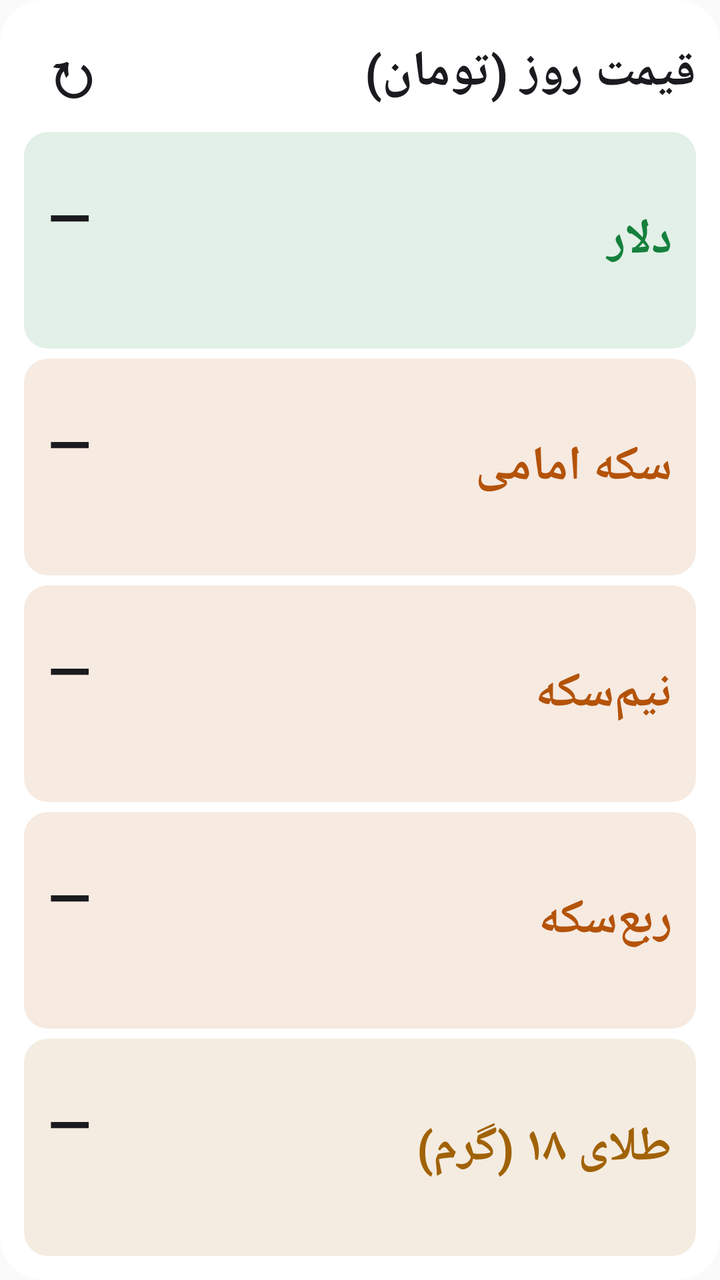
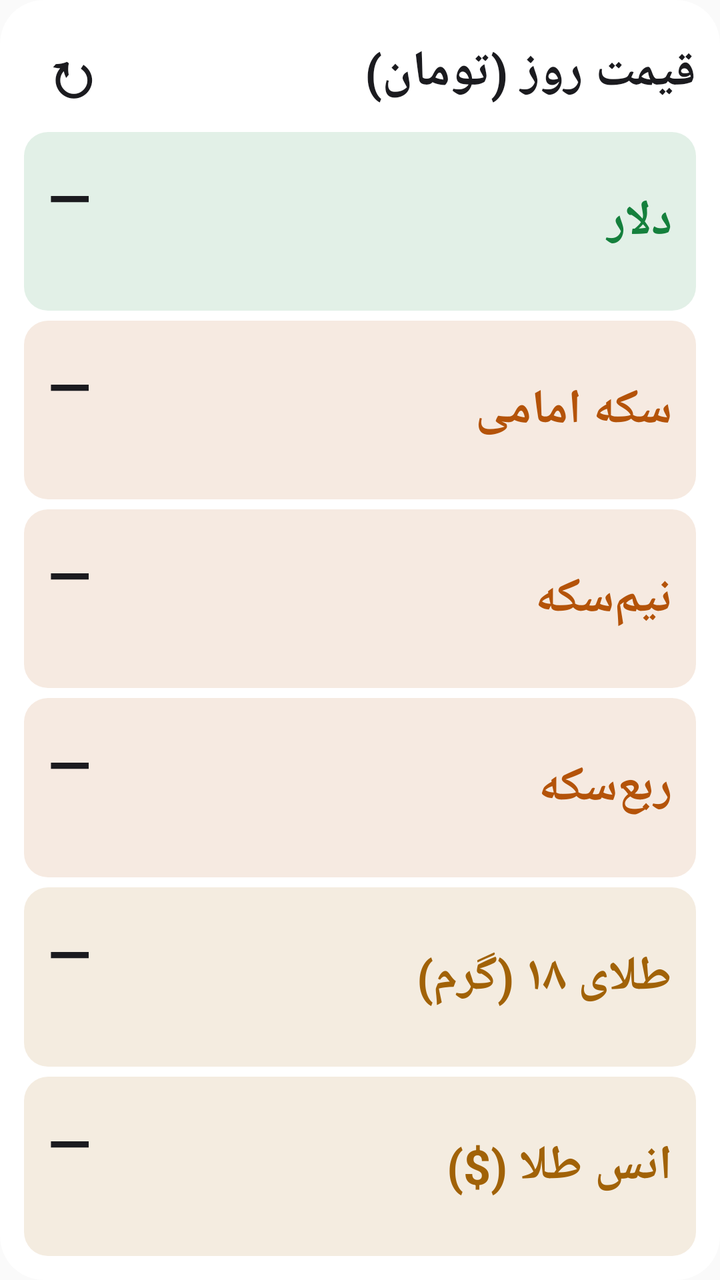

An Android layout rendered at two revisions. The XML below is the earlier revision; the diff shows what the commit changed to produce the second picture.
<!-- AndroidManifest.xml: application theme android:Theme.Material.Light.NoActionBar -->
<!-- res/layout/widget_prices.xml -->
<?xml version="1.0" encoding="utf-8"?>
<LinearLayout xmlns:android="http://schemas.android.com/apk/res/android"
    android:id="@+id/w_root"
    android:layout_width="match_parent"
    android:layout_height="match_parent"
    android:background="@drawable/widget_bg"
    android:layoutDirection="rtl"
    android:orientation="vertical"
    android:padding="12dp">
    <LinearLayout
        android:layout_width="match_parent"
        android:layout_height="wrap_content"
        android:layout_marginBottom="6dp"
        android:gravity="center_vertical"
        android:orientation="horizontal">
        <TextView
            android:layout_width="0dp"
            android:layout_height="wrap_content"
            android:layout_weight="1"
            android:text="قیمت روز (تومان)"
            android:textColor="@color/w_text"
            android:textSize="25sp"
            android:textStyle="bold" />
        <TextView
            android:id="@+id/p_time"
            android:layout_width="wrap_content"
            android:layout_height="wrap_content"
            android:layout_marginEnd="8dp"
            android:textColor="@color/w_sub"
            android:textSize="19sp" />
        <TextView
            android:id="@+id/p_refresh"
            android:layout_width="48dp"
            android:layout_height="48dp"
            android:gravity="center"
            android:text="↻"
            android:textColor="@color/w_text"
            android:textSize="32sp"
            android:textStyle="bold" />
    </LinearLayout>
    <LinearLayout
        android:layout_width="match_parent"
        android:layout_height="0dp"
        android:layout_weight="1"
        android:background="@drawable/w_row_usd"
        android:gravity="center_vertical"
        android:orientation="horizontal"
        android:paddingStart="12dp"
        android:paddingEnd="12dp">
        <TextView
            android:layout_width="0dp"
            android:layout_height="wrap_content"
            android:layout_weight="1"
            android:text="دلار"
            android:textColor="@color/w_usd"
            android:textSize="24sp"
            android:textStyle="bold" />
        <LinearLayout
            android:layout_width="wrap_content"
            android:layout_height="wrap_content"
            android:gravity="end"
            android:orientation="vertical">
            <TextView
                android:id="@+id/p_usd"
                android:layout_width="wrap_content"
                android:layout_height="wrap_content"
                android:text="—"
                android:textColor="@color/w_text"
                android:textSize="28sp"
                android:textStyle="bold" />
            <TextView
                android:id="@+id/c_usd"
                android:layout_width="wrap_content"
                android:layout_height="wrap_content"
                android:textColor="@color/w_sub"
                android:textSize="18sp"
                android:textStyle="bold" />
        </LinearLayout>
    </LinearLayout>
    <LinearLayout
        android:layout_width="match_parent"
        android:layout_height="0dp"
        android:layout_weight="1"
        android:layout_marginTop="5dp"
        android:background="@drawable/w_row_emami"
        android:gravity="center_vertical"
        android:orientation="horizontal"
        android:paddingStart="12dp"
        android:paddingEnd="12dp">
        <TextView
            android:layout_width="0dp"
            android:layout_height="wrap_content"
            android:layout_weight="1"
            android:text="سکه امامی"
            android:textColor="@color/w_emami"
            android:textSize="24sp"
            android:textStyle="bold" />
        <LinearLayout
            android:layout_width="wrap_content"
            android:layout_height="wrap_content"
            android:gravity="end"
            android:orientation="vertical">
            <TextView
                android:id="@+id/p_emami"
                android:layout_width="wrap_content"
                android:layout_height="wrap_content"
                android:text="—"
                android:textColor="@color/w_text"
                android:textSize="28sp"
                android:textStyle="bold" />
            <TextView
                android:id="@+id/c_emami"
                android:layout_width="wrap_content"
                android:layout_height="wrap_content"
                android:textColor="@color/w_sub"
                android:textSize="18sp"
                android:textStyle="bold" />
        </LinearLayout>
    </LinearLayout>
    <LinearLayout
        android:layout_width="match_parent"
        android:layout_height="0dp"
        android:layout_weight="1"
        android:layout_marginTop="5dp"
        android:background="@drawable/w_row_emami"
        android:gravity="center_vertical"
        android:orientation="horizontal"
        android:paddingStart="12dp"
        android:paddingEnd="12dp">
        <TextView
            android:layout_width="0dp"
            android:layout_height="wrap_content"
            android:layout_weight="1"
            android:text="نیم‌سکه"
            android:textColor="@color/w_emami"
            android:textSize="24sp"
            android:textStyle="bold" />
        <LinearLayout
            android:layout_width="wrap_content"
            android:layout_height="wrap_content"
            android:gravity="end"
            android:orientation="vertical">
            <TextView
                android:id="@+id/p_nim"
                android:layout_width="wrap_content"
                android:layout_height="wrap_content"
                android:text="—"
                android:textColor="@color/w_text"
                android:textSize="28sp"
                android:textStyle="bold" />
            <TextView
                android:id="@+id/c_nim"
                android:layout_width="wrap_content"
                android:layout_height="wrap_content"
                android:textColor="@color/w_sub"
                android:textSize="18sp"
                android:textStyle="bold" />
        </LinearLayout>
    </LinearLayout>
    <LinearLayout
        android:layout_width="match_parent"
        android:layout_height="0dp"
        android:layout_weight="1"
        android:layout_marginTop="5dp"
        android:background="@drawable/w_row_emami"
        android:gravity="center_vertical"
        android:orientation="horizontal"
        android:paddingStart="12dp"
        android:paddingEnd="12dp">
        <TextView
            android:layout_width="0dp"
            android:layout_height="wrap_content"
            android:layout_weight="1"
            android:text="ربع‌سکه"
            android:textColor="@color/w_emami"
            android:textSize="24sp"
            android:textStyle="bold" />
        <LinearLayout
            android:layout_width="wrap_content"
            android:layout_height="wrap_content"
            android:gravity="end"
            android:orientation="vertical">
            <TextView
                android:id="@+id/p_rob"
                android:layout_width="wrap_content"
                android:layout_height="wrap_content"
                android:text="—"
                android:textColor="@color/w_text"
                android:textSize="28sp"
                android:textStyle="bold" />
            <TextView
                android:id="@+id/c_rob"
                android:layout_width="wrap_content"
                android:layout_height="wrap_content"
                android:textColor="@color/w_sub"
                android:textSize="18sp"
                android:textStyle="bold" />
        </LinearLayout>
    </LinearLayout>
    <LinearLayout
        android:layout_width="match_parent"
        android:layout_height="0dp"
        android:layout_weight="1"
        android:layout_marginTop="5dp"
        android:background="@drawable/w_row_gold18"
        android:gravity="center_vertical"
        android:orientation="horizontal"
        android:paddingStart="12dp"
        android:paddingEnd="12dp">
        <TextView
            android:layout_width="0dp"
            android:layout_height="wrap_content"
            android:layout_weight="1"
            android:text="طلای ۱۸ (گرم)"
            android:textColor="@color/w_gold18"
            android:textSize="24sp"
            android:textStyle="bold" />
        <LinearLayout
            android:layout_width="wrap_content"
            android:layout_height="wrap_content"
            android:gravity="end"
            android:orientation="vertical">
            <TextView
                android:id="@+id/p_gold18"
                android:layout_width="wrap_content"
                android:layout_height="wrap_content"
                android:text="—"
                android:textColor="@color/w_text"
                android:textSize="28sp"
                android:textStyle="bold" />
            <TextView
                android:id="@+id/c_gold18"
                android:layout_width="wrap_content"
                android:layout_height="wrap_content"
                android:textColor="@color/w_sub"
                android:textSize="18sp"
                android:textStyle="bold" />
        </LinearLayout>
    </LinearLayout>
</LinearLayout>
<!-- resources referenced by this layout -->
<resources>
  <color name="w_emami">#FFB45309</color>
  <color name="w_gold18">#FFA16207</color>
  <color name="w_sub">#FF6B6B76</color>
  <color name="w_text">#FF1B1B1F</color>
  <color name="w_usd">#FF15803D</color>
  <!-- drawable w_row_emami (drawable) -->
  <?xml version="1.0" encoding="utf-8"?>
  <shape xmlns:android="http://schemas.android.com/apk/res/android" android:shape="rectangle">
      <solid android:color="@color/w_emami_bg" />
      <corners android:radius="12dp" />
  </shape>
  <!-- drawable w_row_gold18 (drawable) -->
  <?xml version="1.0" encoding="utf-8"?>
  <shape xmlns:android="http://schemas.android.com/apk/res/android" android:shape="rectangle">
      <solid android:color="@color/w_gold18_bg" />
      <corners android:radius="12dp" />
  </shape>
  <!-- drawable w_row_usd (drawable) -->
  <?xml version="1.0" encoding="utf-8"?>
  <shape xmlns:android="http://schemas.android.com/apk/res/android" android:shape="rectangle">
      <solid android:color="@color/w_usd_bg" />
      <corners android:radius="12dp" />
  </shape>
  <!-- drawable widget_bg (drawable) -->
  <?xml version="1.0" encoding="utf-8"?>
  <shape xmlns:android="http://schemas.android.com/apk/res/android" android:shape="rectangle">
      <solid android:color="@color/w_bg" />
      <corners android:radius="22dp" />
  </shape>
  <color name="w_emami_bg">#1FB45309</color>
  <color name="w_gold18_bg">#1FA16207</color>
  <color name="w_usd_bg">#1F15803D</color>
  <color name="w_bg">#F2FFFFFF</color>
</resources>

<!-- the commit's change to res/layout/widget_prices.xml (unified diff, before → after) -->
@@ -237,4 +237,44 @@
                 android:textStyle="bold" />
         </LinearLayout>
     </LinearLayout>
+    <LinearLayout
+        android:layout_width="match_parent"
+        android:layout_height="0dp"
+        android:layout_weight="1"
+        android:layout_marginTop="5dp"
+        android:background="@drawable/w_row_gold18"
+        android:gravity="center_vertical"
+        android:orientation="horizontal"
+        android:paddingStart="12dp"
+        android:paddingEnd="12dp">
+        <TextView
+            android:layout_width="0dp"
+            android:layout_height="wrap_content"
+            android:layout_weight="1"
+            android:text="انس طلا ($)"
+            android:textColor="@color/w_gold18"
+            android:textSize="24sp"
+            android:textStyle="bold" />
+        <LinearLayout
+            android:layout_width="wrap_content"
+            android:layout_height="wrap_content"
+            android:gravity="end"
+            android:orientation="vertical">
+            <TextView
+                android:id="@+id/p_ons"
+                android:layout_width="wrap_content"
+                android:layout_height="wrap_content"
+                android:text="—"
+                android:textColor="@color/w_text"
+                android:textSize="28sp"
+                android:textStyle="bold" />
+            <TextView
+                android:id="@+id/c_ons"
+                android:layout_width="wrap_content"
+                android:layout_height="wrap_content"
+                android:textColor="@color/w_sub"
+                android:textSize="18sp"
+                android:textStyle="bold" />
+        </LinearLayout>
+    </LinearLayout>
 </LinearLayout>
